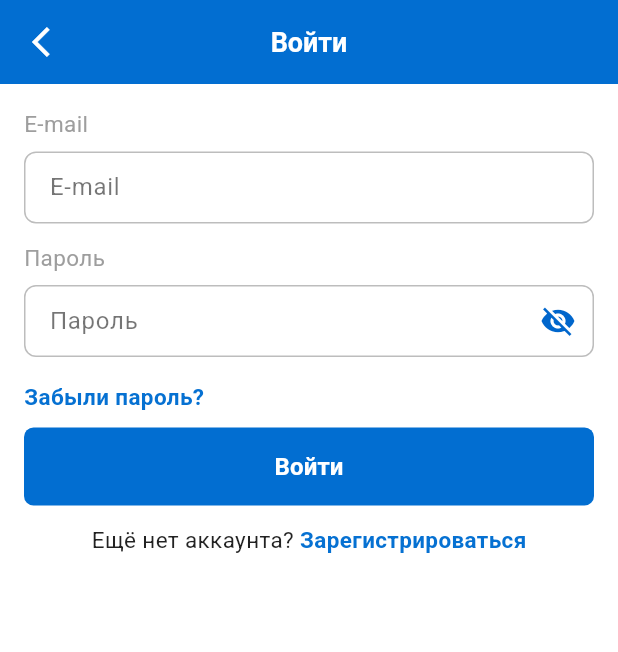
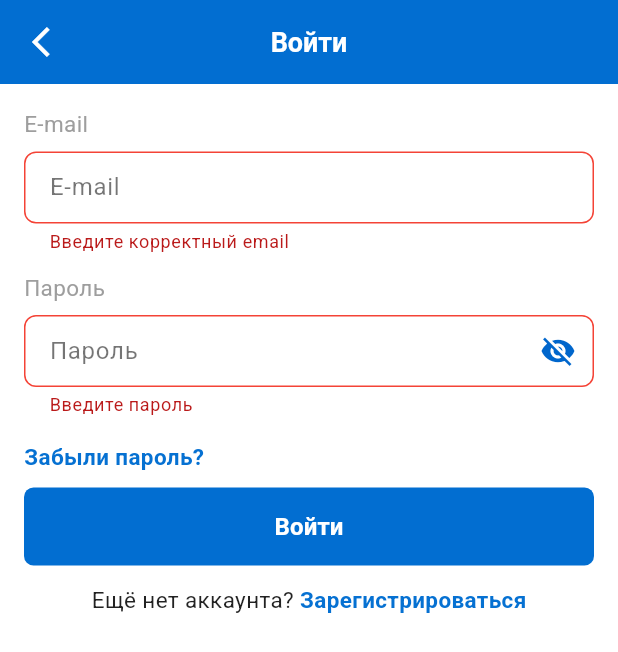
Before and after one commit to Atoktobekov/hitTravel, a Flutter app: the LoginPage screen opened directly, after a tap on "Войти", on a phone screen of 412 x 824 dp. Shown: the top 652 px of the screen. Run offline on Flutter 3.47's test engine with Material 3 defaults, Android fonts, the phone set to English and light mode, and no system bars; our stand-ins replace dio, flutter_screenutil, font_awesome_flutter, video_player; network calls fail.

Commit message:
feat: implement experimental login functionality and integrate ApiService in LoginPage
- Create `LoginRequest` data model for authentication.
- Implement `_login` method in `LoginPage` using `ApiService` for API interaction.
- Add form validation and loading state management to `LoginPage`.
- Update `LoginPage` UI with a `Form` widget, error handling via `SnackBar`, and a loading indicator on the login button.
- Integrate navigation logic to redirect users upon successful login or to the registration page.

```diff
--- /dev/null
+++ b/hit_travel/lib/features/auth/data/models/login_request.dart
@@ -0,0 +1,13 @@
+class LoginRequest {
+  final String email;
+  final String password;
+
+  LoginRequest({required this.email, required this.password});
+
+  Map<String, dynamic> toJson() {
+    return {
+      'email': email,
+      'password': password,
+    };
+  }
+}
--- a/hit_travel/lib/features/auth/presentation/pages/login_page.dart
+++ b/hit_travel/lib/features/auth/presentation/pages/login_page.dart
@@ -1,5 +1,9 @@
+import 'dart:developer';
+
+import 'package:dio/dio.dart';
 import 'package:flutter/material.dart';
 import 'package:flutter_screenutil/flutter_screenutil.dart';
+import 'package:hit_travel/core/network/dio_client.dart';
 import 'package:hit_travel/core/theme/theme.dart';
 import 'package:hit_travel/features/auth/presentation/pages/registration_page.dart';
 import 'package:hit_travel/features/auth/presentation/widgets/auth_text_field.dart';
@@ -12,14 +16,59 @@ class LoginPage extends StatefulWidget {
 }
 
 class _LoginPageState extends State<LoginPage> {
+  final _formKey = GlobalKey<FormState>();
   final TextEditingController _emailController = TextEditingController();
   final TextEditingController _passwordController = TextEditingController();
+  final ApiService _apiService = ApiService();
+  bool _isLoading = false;
 
   @override
   void dispose() {
     _emailController.dispose();
     _passwordController.dispose();
     super.dispose();
+  }
+
+  Future<void> _login() async {
+    if (_formKey.currentState!.validate()) {
+      setState(() => _isLoading = true);
+
+      final requestData = {
+        "email": _emailController.text.trim(),
+        "password": _passwordController.text,
+      };
+
+      log("Attempting login for: ${_emailController.text}");
+
+      try {
+        final response = await _apiService.post('/auth/login', requestData);
+
+        if (response.statusCode == 200 || response.statusCode == 201) {
+          // TODO: Сохранить токен (мы сделаем это следующим шагом через SharedPreferences)
+          log("Login Success: ${response.data}");
+
+          if (mounted) {
+            ScaffoldMessenger.of(context).showSnackBar(
+              const SnackBar(content: Text('Вход выполнен!'), backgroundColor: Colors.green),
+            );
+            // Возвращаемся в профиль или на главную
+            Navigator.of(context).pop();
+          }
+        }
+      } on DioException catch (e) {
+        String error = "Ошибка входа";
+        if (e.response?.statusCode == 400) {
+          error = "Неверный email или пароль";
+        }
+        if (mounted) {
+          ScaffoldMessenger.of(context).showSnackBar(
+            SnackBar(content: Text(error), backgroundColor: Colors.red),
+          );
+        }
+      } finally {
+        if (mounted) setState(() => _isLoading = false);
+      }
+    }
   }
 
   @override
@@ -46,7 +95,9 @@ class _LoginPageState extends State<LoginPage> {
         ),
         centerTitle: true,
       ),
-      body: SingleChildScrollView(
+      body: Form(
+      key: _formKey,
+      child: SingleChildScrollView(
         child: Padding(
           padding: const EdgeInsets.all(16),
           child: Column(
@@ -64,6 +115,7 @@ class _LoginPageState extends State<LoginPage> {
                 controller: _emailController,
                 hintText: 'E-mail',
                 keyboardType: TextInputType.emailAddress,
+                validator: (value) => (value == null || !value.contains('@')) ? 'Введите корректный email' : null,
               ),
 
               const SizedBox(height: 12),
@@ -80,6 +132,7 @@ class _LoginPageState extends State<LoginPage> {
                 controller: _passwordController,
                 hintText: 'Пароль',
                 isPassword: true,
+                validator: (value) => (value == null || value.isEmpty) ? 'Введите пароль' : null,
               ),
 
               const SizedBox(height: 16),
@@ -87,7 +140,7 @@ class _LoginPageState extends State<LoginPage> {
               // Forgot Password Link
               GestureDetector(
                 onTap: () {
-                  // Handle forgot password
+                  // TODO Handle forgot password
                 },
                 child: const Text(
                   'Забыли пароль?',
@@ -106,11 +159,11 @@ class _LoginPageState extends State<LoginPage> {
                 width: double.infinity,
                 height: 52,
                 child: ElevatedButton(
-                  onPressed: () {
-                    // TODO Handle login
-                  },
+                  onPressed: _isLoading ? null : _login,
                   style: AppTheme.elevatedButtonInAuth,
-                  child: const Text(
+                  child: _isLoading
+                      ? const CircularProgressIndicator(color: Colors.white)
+                      : const Text(
                     'Войти',
                     style: TextStyle(
                       color: Colors.white,
@@ -133,7 +186,6 @@ class _LoginPageState extends State<LoginPage> {
                   ),
                   GestureDetector(
                     onTap: () {
-                      // TODO Handle sign up
                       Navigator.of(context).pop();
                       Navigator.push(
                         context,
@@ -158,6 +210,7 @@ class _LoginPageState extends State<LoginPage> {
           ),
         ),
       ),
+    ),
     );
   }
 }
```
